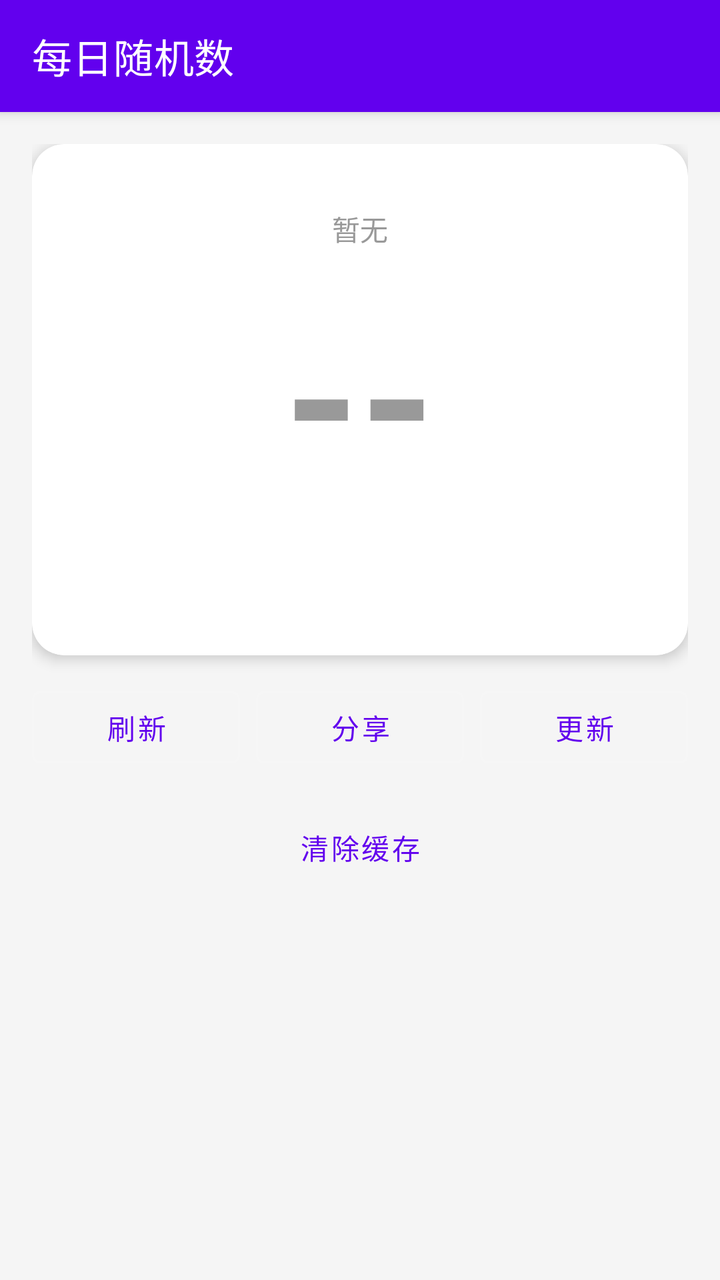
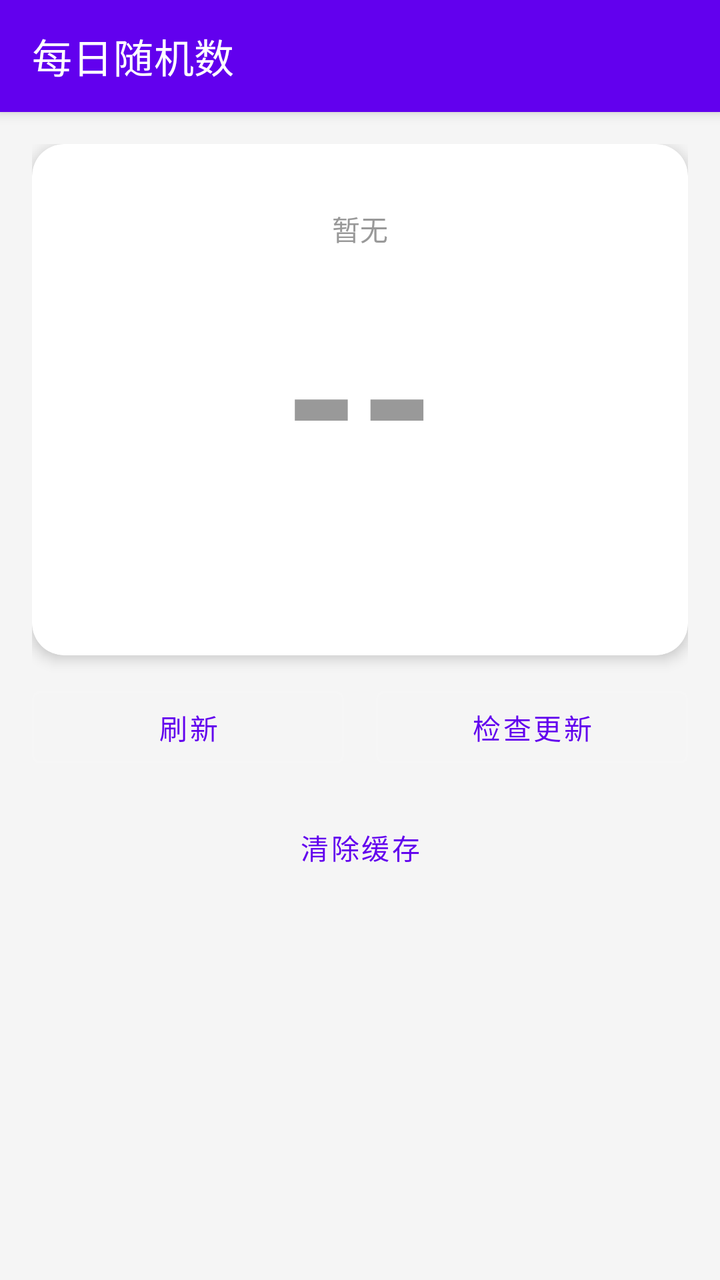

Before-and-after screenshots of an Android layout around one commit, followed by the original layout XML and the change that was made.
<!-- AndroidManifest.xml: activity theme Theme.DailyRandom -->
<!-- res/layout/activity_main.xml -->
<?xml version="1.0" encoding="utf-8"?>
<LinearLayout
    xmlns:android="http://schemas.android.com/apk/res/android"
    xmlns:app="http://schemas.android.com/apk/res-auto"
    android:layout_width="match_parent"
    android:layout_height="match_parent"
    android:orientation="vertical"
    android:background="#F5F5F5">

    <com.google.android.material.appbar.MaterialToolbar
        android:id="@+id/toolbar"
        android:layout_width="match_parent"
        android:layout_height="?attr/actionBarSize"
        android:background="#6200EE"
        android:theme="@style/ThemeOverlay.MaterialComponents.Dark.ActionBar"
        android:elevation="4dp"
        app:title="每日随机数"
        app:titleTextColor="@android:color/white" />

    <ScrollView
        android:layout_width="match_parent"
        android:layout_height="match_parent"
        android:fillViewport="true">

        <LinearLayout
            android:layout_width="match_parent"
            android:layout_height="wrap_content"
            android:orientation="vertical"
            android:padding="16dp">

            
            <com.google.android.material.card.MaterialCardView
                android:layout_width="match_parent"
                android:layout_height="wrap_content"
                android:layout_marginBottom="12dp"
                app:cardCornerRadius="16dp"
                app:cardElevation="4dp"
                app:cardBackgroundColor="@android:color/white">

                <LinearLayout
                    android:layout_width="match_parent"
                    android:layout_height="wrap_content"
                    android:orientation="vertical"
                    android:gravity="center"
                    android:padding="32dp">

                    <TextView
                        android:id="@+id/tvDate"
                        android:layout_width="wrap_content"
                        android:layout_height="wrap_content"
                        android:text="暂无"
                        android:textSize="14sp"
                        android:textColor="#999999"
                        android:layout_marginBottom="8dp"/>

                    <TextView
                        android:id="@+id/tvRandom"
                        android:layout_width="wrap_content"
                        android:layout_height="wrap_content"
                        android:text="--"
                        android:textSize="96sp"
                        android:textStyle="bold"
                        android:textColor="#999999"/>

                    <TextView
                        android:id="@+id/tvOddEven"
                        android:layout_width="wrap_content"
                        android:layout_height="wrap_content"
                        android:text=""
                        android:textSize="20sp"
                        android:textColor="#CCCCCC"
                        android:layout_marginTop="8dp"/>
                </LinearLayout>
            </com.google.android.material.card.MaterialCardView>

            
            <LinearLayout
                android:layout_width="match_parent"
                android:layout_height="wrap_content"
                android:orientation="horizontal"
                android:gravity="center"
                android:layout_marginBottom="12dp">

                <Button
                    android:id="@+id/btnRefresh"
                    android:layout_width="0dp"
                    android:layout_height="wrap_content"
                    android:layout_weight="1"
                    android:text="刷新"
                    android:layout_marginEnd="4dp"
                    style="@style/Widget.MaterialComponents.Button.OutlinedButton"/>

                <Button
                    android:id="@+id/btnShare"
                    android:layout_width="0dp"
                    android:layout_height="wrap_content"
                    android:layout_weight="1"
                    android:text="分享"
                    android:layout_marginStart="4dp"
                    android:layout_marginEnd="4dp"
                    style="@style/Widget.MaterialComponents.Button.OutlinedButton"/>

                <Button
                    android:id="@+id/btnUpdate"
                    android:layout_width="0dp"
                    android:layout_height="wrap_content"
                    android:layout_weight="1"
                    android:text="更新"
                    android:layout_marginStart="4dp"
                    style="@style/Widget.MaterialComponents.Button.OutlinedButton"/>
            </LinearLayout>

            <Button
                android:id="@+id/btnClear"
                android:layout_width="match_parent"
                android:layout_height="wrap_content"
                android:text="清除缓存"
                android:layout_marginBottom="8dp"
                style="@style/Widget.MaterialComponents.Button.TextButton"/>

            <TextView
                android:id="@+id/tvUpdateStatus"
                android:layout_width="match_parent"
                android:layout_height="wrap_content"
                android:text=""
                android:textSize="12sp"
                android:textColor="#AAAAAA"
                android:gravity="center"/>
        </LinearLayout>
    </ScrollView>
</LinearLayout>
<!-- resources referenced by this layout -->
<resources>
  <style name="Theme.DailyRandom" parent="Theme.MaterialComponents.NoActionBar">
          <item name="colorPrimary">#6200EE</item>
          <item name="colorPrimaryVariant">#3700B3</item>
          <item name="colorOnPrimary">@color/white</item>
          <item name="colorSecondary">#03DAC5</item>
          <item name="colorSecondaryVariant">#018786</item>
          <item name="colorOnSecondary">@color/black</item>
          <item name="android:statusBarColor">#6200EE</item>
          <item name="android:navigationBarColor">#6200EE</item>
          <item name="android:windowLightStatusBar">false</item>
      </style>
  <color name="white">#FFFFFFFF</color>
  <color name="black">#FF000000</color>
</resources>

<!-- the commit's change to res/layout/activity_main.xml (unified diff, before → after) -->
@@ -28,7 +28,6 @@
             android:orientation="vertical"
             android:padding="16dp">
 
-            
             <com.google.android.material.card.MaterialCardView
                 android:layout_width="match_parent"
                 android:layout_height="wrap_content"
@@ -73,7 +72,6 @@
                 </LinearLayout>
             </com.google.android.material.card.MaterialCardView>
 
-            
             <LinearLayout
                 android:layout_width="match_parent"
                 android:layout_height="wrap_content"
@@ -87,17 +85,7 @@
                     android:layout_height="wrap_content"
                     android:layout_weight="1"
                     android:text="刷新"
-                    android:layout_marginEnd="4dp"
-                    style="@style/Widget.MaterialComponents.Button.OutlinedButton"/>
-
-                <Button
-                    android:id="@+id/btnShare"
-                    android:layout_width="0dp"
-                    android:layout_height="wrap_content"
-                    android:layout_weight="1"
-                    android:text="分享"
-                    android:layout_marginStart="4dp"
-                    android:layout_marginEnd="4dp"
+                    android:layout_marginEnd="8dp"
                     style="@style/Widget.MaterialComponents.Button.OutlinedButton"/>
 
                 <Button
@@ -105,8 +93,8 @@
                     android:layout_width="0dp"
                     android:layout_height="wrap_content"
                     android:layout_weight="1"
-                    android:text="更新"
-                    android:layout_marginStart="4dp"
+                    android:text="检查更新"
+                    android:layout_marginStart="8dp"
                     style="@style/Widget.MaterialComponents.Button.OutlinedButton"/>
             </LinearLayout>
 
